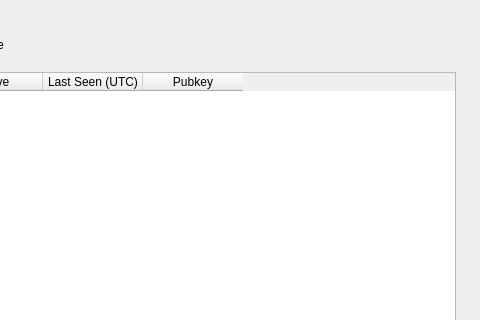
This is src/qt/forms/masternodelist.ui in laurobeleche/vulcoinMN as Qt 5 draws it before an edit; both pictures show x 482 to 962 and y 0 to 320 of the 962 by 457 pixel window. The edited form follows.
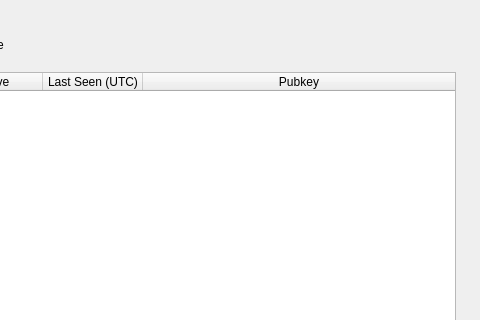
This is the edited form.

Diff of the .ui file:
```diff
--- a/src/qt/forms/masternodelist.ui
+++ b/src/qt/forms/masternodelist.ui
@@ -152,13 +152,13 @@
                   <property name="sortingEnabled">
                    <bool>true</bool>
                   </property>
-                  <attribute name="horizontalHeaderStretchLastVlction">
+                  <attribute name="horizontalHeaderStretchLastSection">
                    <bool>true</bool>
                   </attribute>
-                  <attribute name="verticalHeaderDefaultVlctionSize">
+                  <attribute name="verticalHeaderDefaultSectionSize">
                    <number>50</number>
                   </attribute>
-                  <attribute name="verticalHeaderMinimumVlctionSize">
+                  <attribute name="verticalHeaderMinimumSectionSize">
                    <number>50</number>
                   </attribute>
                   <column>
```
